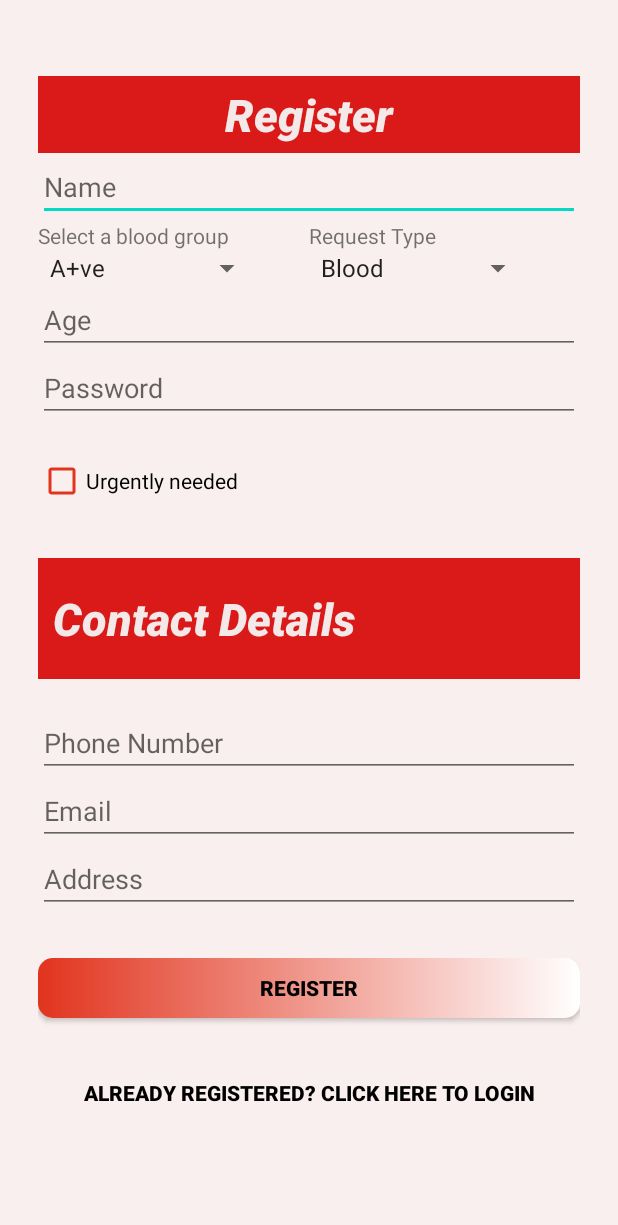
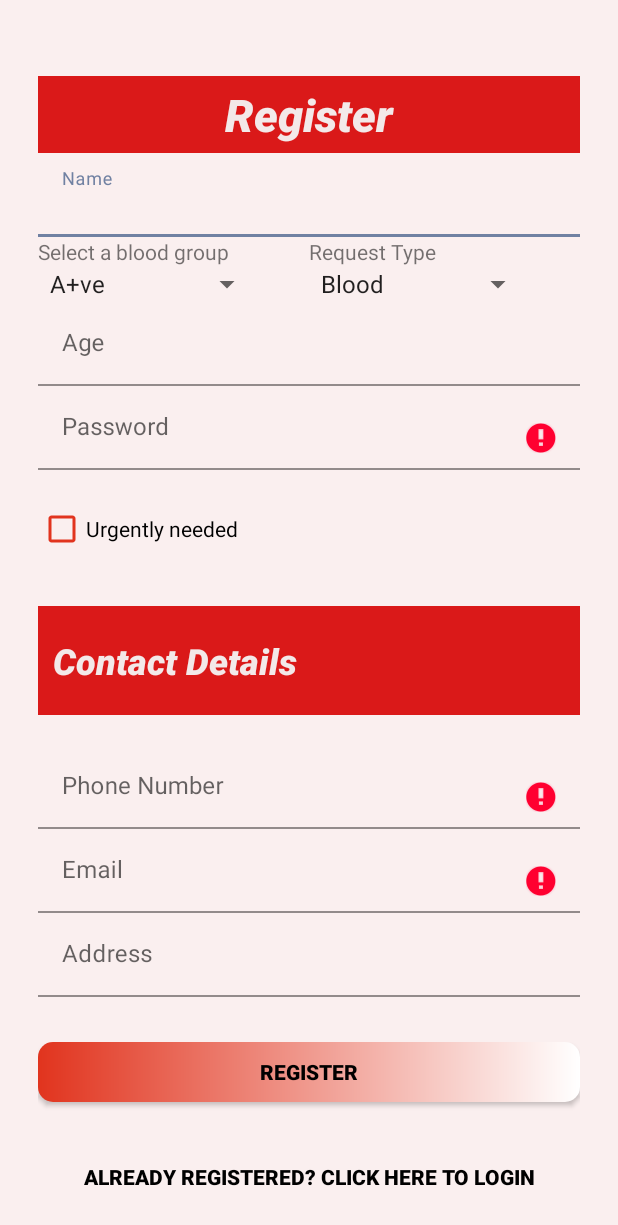
Before and after one commit to khushishetty/BloodPlasmaBankApp, an Android app: the RequestRegisterActivity screen opened directly, with no data from a screen before it, after a tap on "REGISTER", on a phone screen of 412 x 824 dp. Shown: the top 1225 px of the screen. Run offline under Robolectric (Android 15) with nearby library versions, the phone set to English and light mode, and no system bars; libraries missing offline, so code that uses them is left out: com.basgeekball.awesomevalidation; 7 statements that could not run were skipped.

Commit message:
Version5

```diff
--- a/app/build.gradle
+++ b/app/build.gradle
@@ -41,4 +41,5 @@ dependencies {
     androidTestImplementation 'androidx.test.espresso:espresso-core:3.3.0'
     implementation 'androidx.cardview:cardview:1.0.0'
     implementation 'com.basgeekball:awesome-validation:4.2'
+    implementation 'com.android.support:design:29.1.0'
 }
--- a/app/src/main/java/com/example/bloodplasmabankapp/RequestRegisterActivity.java
+++ b/app/src/main/java/com/example/bloodplasmabankapp/RequestRegisterActivity.java
@@ -5,6 +5,7 @@ import androidx.appcompat.app.AppCompatActivity;
 import android.content.Intent;
 import android.os.Bundle;
 import android.telephony.SmsManager;
+import android.util.Patterns;
 import android.view.View;
 import android.widget.AdapterView;
 import android.widget.ArrayAdapter;
@@ -22,6 +23,8 @@ import com.example.bloodplasmabankapp.DB.Db_Helper_Requests;
 
 import java.text.SimpleDateFormat;
 import java.util.Calendar;
+import java.util.regex.Matcher;
+import java.util.regex.Pattern;
 
 public class RequestRegisterActivity extends AppCompatActivity  {
 
@@ -32,6 +35,16 @@ public class RequestRegisterActivity extends AppCompatActivity  {
     Button  submit;
     TextView login;
     AwesomeValidation awesomeValidation;
+    private static final Pattern PASSWORD_PATTERN =
+            Pattern.compile("^"+
+                    "(?=.*[0-9])" +                 //At least one digit.
+                    "(?=.*[a-z])" +         //at least 1 lower case letter
+                    "(?=.*[A-Z])" +         //at least 1 upper case letter
+                    "(?=.*[a-zA-Z])" +              //any letter
+                    "(?=\\S+$)" +           //no white spaces
+                    ".{6,}" +               //at least 4 characters
+                    "$");
+
 
 
     @Override
@@ -124,7 +137,7 @@ public class RequestRegisterActivity extends AppCompatActivity  {
                 else{
                     surgency = "No";
                 }
-                if(awesomeValidation.validate()){
+                if(awesomeValidation.validate() && validateMobile(sphno) && validateEmail(semail) && validatePassword(spass)){
                     Db_Helper_Requests helper = new Db_Helper_Requests(getApplicationContext());
                     int b = helper.insertRequest(sname, sphno, choice_bld_grp, semail, saddress, choice_type, surgency, spass, stime, sage);
 
@@ -143,6 +156,13 @@ public class RequestRegisterActivity extends AppCompatActivity  {
                     else{
                         Toast.makeText(RequestRegisterActivity.this, "The phone number is already registered!!", Toast.LENGTH_SHORT).show();
                     }
+                }if(!validateMobile(sphno)){
+                    phno.setError("Invalid phone number !!");
+                }
+                if(!validateEmail(semail)){
+                    email.setError("Invalid email !!");
+                }if(!validatePassword(spass)){
+                    pass.setError("Weak Password!!");
                 }
 
 
@@ -150,5 +170,22 @@ public class RequestRegisterActivity extends AppCompatActivity  {
         });
     }
 
+    boolean validateMobile(String input){
+        Pattern p = Pattern.compile("[6-9][0-9]{9}");
+        Matcher m = p.matcher(input);
+        return m.matches();
+    }
+    boolean validateEmail(String mail){
+        return Patterns.EMAIL_ADDRESS.matcher(mail).matches();
+    }
+
+    boolean validatePassword(String p1){
+        /*
+        if(!PASSWORD_PATTERN.matcher(p1).matches()){
+            pass.setError("Password too weak !!");
+        }*/
+        return PASSWORD_PATTERN.matcher(p1).matches();
+    }
+
 
 }
--- a/app/src/main/res/layout/activity_request_login.xml
+++ b/app/src/main/res/layout/activity_request_login.xml
@@ -25,22 +25,38 @@
         android:textSize="30sp"
         android:textStyle="bold|italic" />
 
+    <com.google.android.material.textfield.TextInputLayout
+        android:layout_width="match_parent"
+        android:layout_height="wrap_content">
+
         <EditText
             android:id="@+id/req_login_phno"
             android:layout_width="match_parent"
             android:layout_height="wrap_content"
             android:ems="10"
             android:hint="Phone number"
+            android:background="#FAEFEF"
             android:inputType="text|phone" />
+
+    </com.google.android.material.textfield.TextInputLayout>
+
+
+    <com.google.android.material.textfield.TextInputLayout
+        android:layout_width="match_parent"
+        android:layout_height="wrap_content">
 
         <EditText
             android:id="@+id/req_login_password"
             android:layout_width="match_parent"
             android:layout_height="wrap_content"
             android:layout_marginTop="20dp"
+            android:background="#FAEFEF"
             android:ems="10"
             android:hint="Password"
             android:inputType="text|textPassword" />
+
+    </com.google.android.material.textfield.TextInputLayout>
+
 
     <LinearLayout
         android:layout_width="match_parent"
--- a/app/src/main/res/layout/activity_request_register.xml
+++ b/app/src/main/res/layout/activity_request_register.xml
@@ -12,12 +12,15 @@
 
     <ScrollView
         android:layout_width="match_parent"
-        android:layout_height="match_parent">
+        android:layout_height="match_parent"
+        android:scrollbarSize="0dp">
 
         <LinearLayout
             android:layout_width="match_parent"
             android:layout_height="wrap_content"
             android:orientation="vertical" >
+
+
 
                 <TextView
                     android:id="@+id/textView"
@@ -31,15 +34,24 @@
                     android:textAlignment="center"
                     android:textColor="#F3E9E9"
                     android:textSize="30sp"
-                android:textStyle="bold|italic" />
+                    android:textStyle="bold|italic"
+                    />
 
+
+            <com.google.android.material.textfield.TextInputLayout
+                android:layout_width="match_parent"
+                android:layout_height="wrap_content">
                 <EditText
                     android:id="@+id/req_reg_name_id"
                     android:layout_width="match_parent"
                     android:layout_height="wrap_content"
                     android:ems="10"
                     android:hint="Name"
+                    android:background="#FAEFEF"
                     android:inputType="textPersonName" />
+
+            </com.google.android.material.textfield.TextInputLayout>
+
 
             <LinearLayout
                 android:layout_width="match_parent"
@@ -84,21 +96,37 @@
                 </LinearLayout>
             </LinearLayout>
 
+            <com.google.android.material.textfield.TextInputLayout
+                android:layout_width="match_parent"
+                android:layout_height="wrap_content">
+
                 <EditText
                     android:id="@+id/req_reg_age_id"
                     android:layout_width="match_parent"
                     android:layout_height="wrap_content"
                     android:ems="10"
                     android:hint="Age"
+                    android:background="#FAEFEF"
                     android:inputType="text" />
 
-            <EditText
+            </com.google.android.material.textfield.TextInputLayout>
+
+
+            <com.google.android.material.textfield.TextInputLayout
+                android:layout_width="match_parent"
+                android:layout_height="wrap_content"
+                android:background="#FAEFEF"
+                android:hint="Password">
+
+                <com.google.android.material.textfield.TextInputEditText
                     android:id="@+id/req_reg_pass_id"
                     android:layout_width="match_parent"
                     android:layout_height="wrap_content"
                     android:ems="10"
-                android:hint="Password"
-                android:inputType="textPersonName|textPassword" />
+                    android:background="#FAEFEF"
+                    android:inputType="textPassword" />
+            </com.google.android.material.textfield.TextInputLayout>
+
 
             <CheckBox
                 android:id="@+id/req_reg_urgent_id"
@@ -121,8 +149,13 @@
                 android:text="Contact Details"
                 android:textAlignment="textStart"
                 android:textColor="#F3E9E9"
-                android:textSize="30sp"
+                android:textSize="24sp"
                 android:textStyle="bold|italic" />
+
+
+            <com.google.android.material.textfield.TextInputLayout
+                android:layout_width="match_parent"
+                android:layout_height="wrap_content">
 
                 <EditText
                     android:id="@+id/req_reg_phno_id"
@@ -130,23 +163,35 @@
                     android:layout_height="wrap_content"
                     android:ems="10"
                     android:hint="Phone Number"
+                    android:background="#FAEFEF"
                     android:inputType="phone" />
+            </com.google.android.material.textfield.TextInputLayout>
+            <com.google.android.material.textfield.TextInputLayout
+                android:layout_width="match_parent"
+                android:layout_height="wrap_content">
 
                 <EditText
                     android:id="@+id/req_reg_email_id"
                     android:layout_width="match_parent"
                     android:layout_height="wrap_content"
                     android:ems="10"
+                    android:background="#FAEFEF"
                     android:hint="Email"
                     android:inputType="textEmailAddress" />
+            </com.google.android.material.textfield.TextInputLayout>
+            <com.google.android.material.textfield.TextInputLayout
+                android:layout_width="match_parent"
+                android:layout_height="wrap_content">
 
                 <EditText
                     android:id="@+id/req_reg_address_id"
                     android:layout_width="match_parent"
                     android:layout_height="wrap_content"
                     android:ems="10"
+                    android:background="#FAEFEF"
                     android:hint="Address"
                     android:inputType="textPostalAddress" />
+            </com.google.android.material.textfield.TextInputLayout>
 
             <androidx.appcompat.widget.AppCompatButton
                 android:id="@+id/req_reg_btn"
```
Lines whose indentation alone changed are shown as unchanged.
